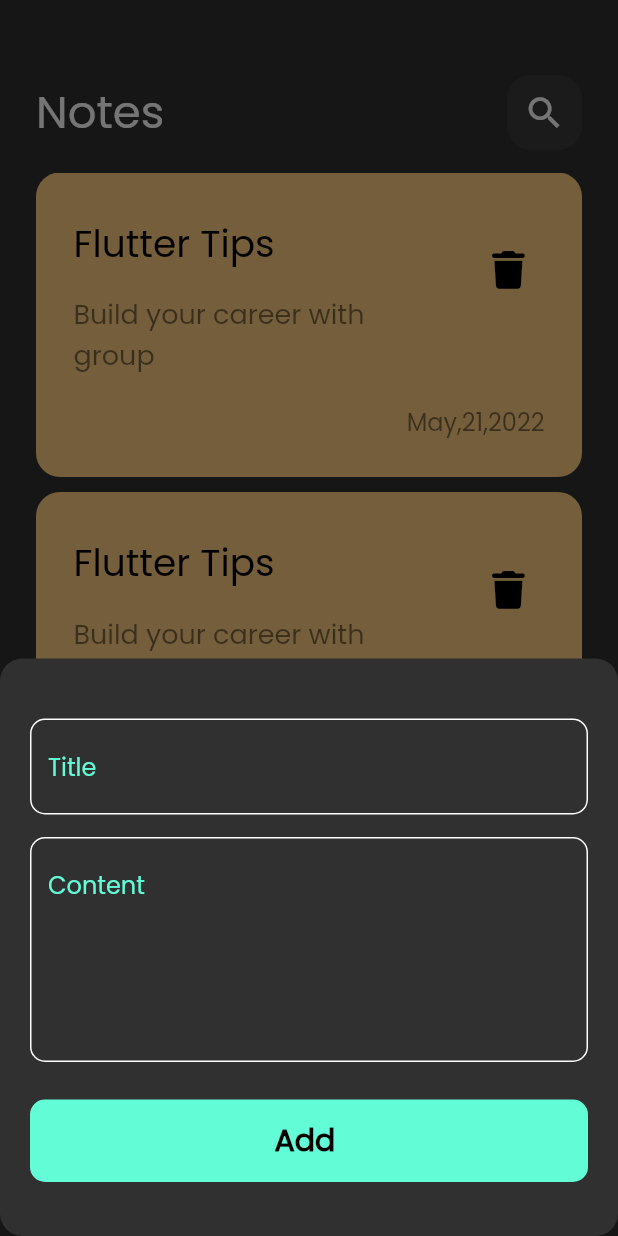
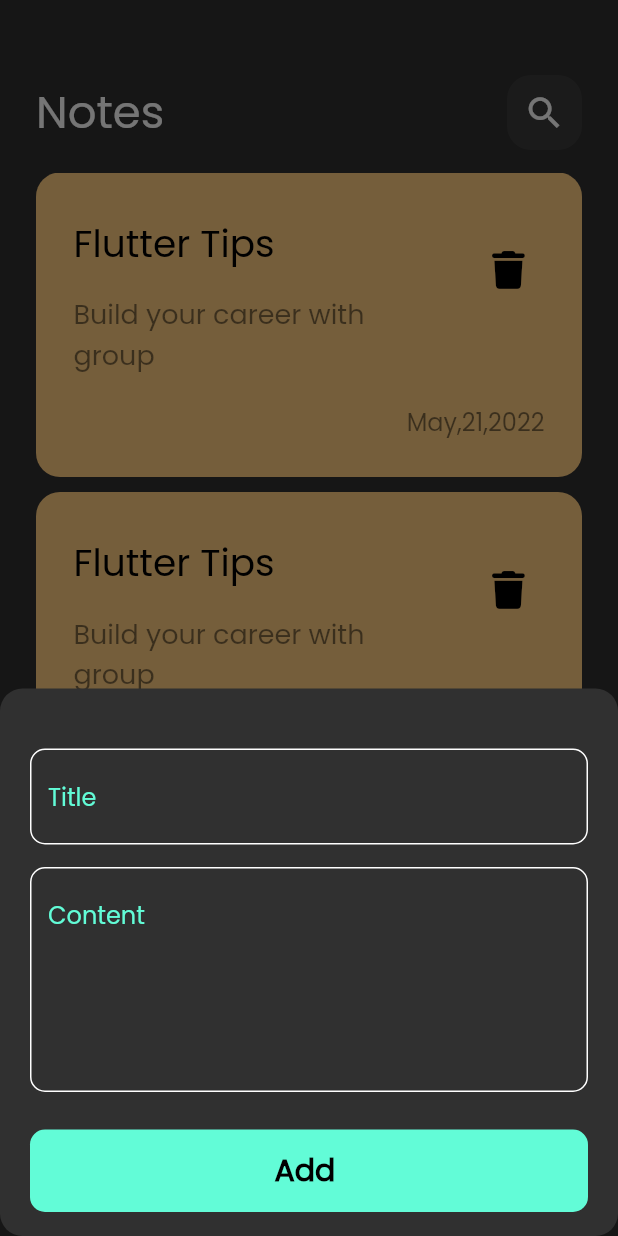
Before and after one commit to EkhlassHijjo/Note_App, a Flutter app: the screen it shows after launch, after a tap on the "add" icon, on a phone screen of 412 x 824 dp. Run offline on Flutter 3.47's test engine with Material 2 defaults, Android fonts, the phone set to English and light mode, and no system bars; our stand-ins replace flutter_bloc, font_awesome_flutter, hive, hive_flutter, modal_progress_hud_nsn; accounts and stored records are empty.

```diff
--- /dev/null
+++ b/lib/cubits/notes_cubit/notes_cubit.dart
@@ -0,0 +1,6 @@
+import 'package:flutter_bloc/flutter_bloc.dart';
+import 'package:notes_app/cubits/notes_cubit/notes_state.dart';
+
+class NotesCubit extends Cubit<NotesState> {
+  NotesCubit() : super(NotesInitialState());
+}
--- a/lib/views/notes_view.dart
+++ b/lib/views/notes_view.dart
@@ -10,6 +10,7 @@ class NotesView extends StatelessWidget {
       floatingActionButton: FloatingActionButton(
         onPressed: () {
           showModalBottomSheet(
+            isScrollControlled: true, // viewInsets كلها تطلع مع ال bottom sheet
             shape: RoundedRectangleBorder(
               borderRadius: BorderRadius.circular(15),
             ),
--- a/lib/views/widgets/add_note_bottom_sheet.dart
+++ b/lib/views/widgets/add_note_bottom_sheet.dart
@@ -23,11 +23,16 @@ class addNoteBottomSheet extends StatelessWidget {
           }
         },
         builder: (context, state) {
-          return AbsorbPointer( // مش هتكتب ع الشاشة والعكس صحيح trueشكلياً اذا
+          return AbsorbPointer(
+            // مش هتكتب ع الشاشة والعكس صحيح trueشكلياً اذا
             absorbing: state is AddNoteLoadingState ? true : false,
             child: Padding(
-              padding: const EdgeInsets.all(20.0),
-              child: SingleChildScrollView(
+              padding: EdgeInsets.only(
+                  top: 20,
+                  right: 20,
+                  left: 20,
+                  bottom: MediaQuery.of(context).viewInsets.bottom),
+              child: SingleChildScrollView( // لو ما عملتها بوتم شييت هياخد الصفحة كلها
                 child: AddNoteForm(),
               ),
             ),
```
Also changed, not shown: lib/cubits/notes_cubit/notes_state.dart (added, +18 -0 lines).
